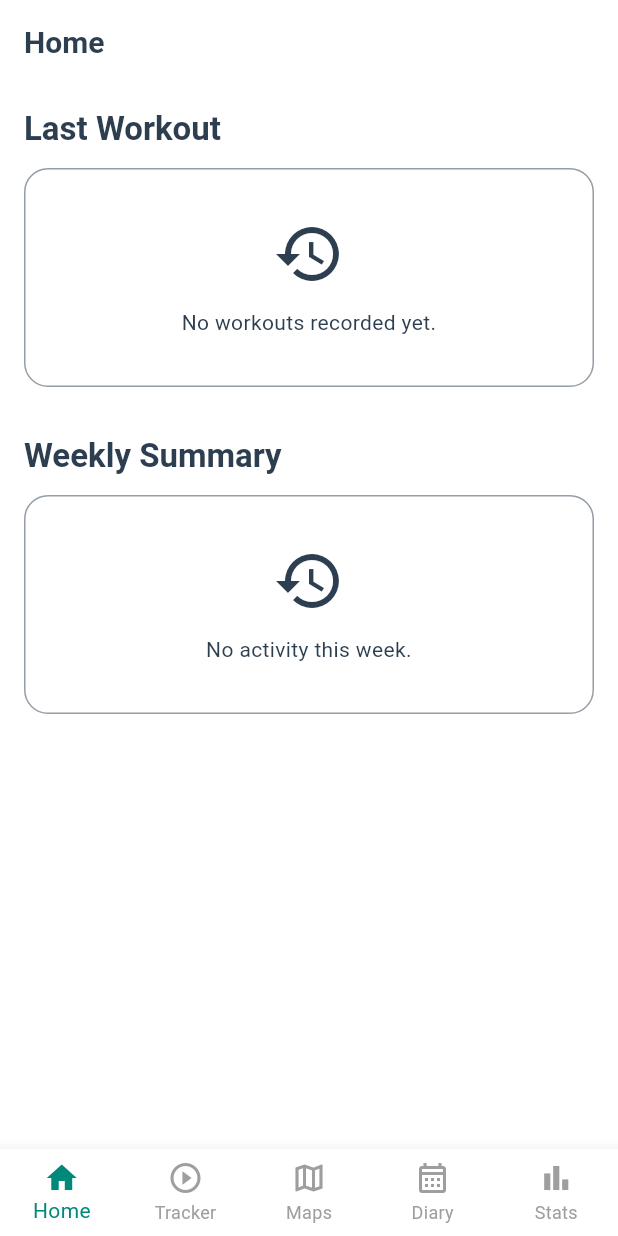
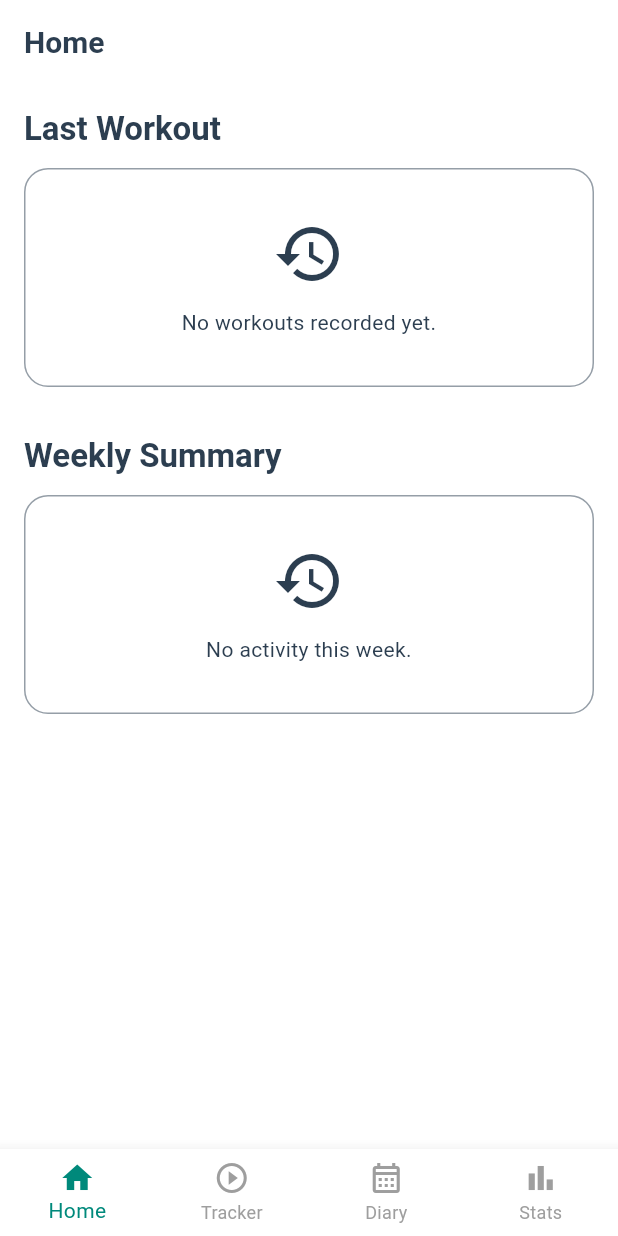
Before and after one commit to PeteMadCoder/FitLog, a Flutter app: the screen it shows after launch, on a phone screen of 412 x 824 dp. Run offline on Flutter 3.47's test engine with Material 3 defaults, Android fonts, the phone set to English and light mode, and no system bars; our stand-ins replace fl_chart, flutter_map, flutter_riverpod, isar, latlong2, location and 2 more; accounts and stored records are empty; generated files the repository leaves out were written again.

Commit message:
Removed the maps page

```diff
--- a/fitlog_app/lib/app/main_navigation_shell.dart
+++ b/fitlog_app/lib/app/main_navigation_shell.dart
@@ -1,21 +1,19 @@
+import 'package:fitlog_app/features/home/views/home_screen.dart';
+import 'package:fitlog_app/features/tracking/views/tracker_screen.dart';
+import 'package:fitlog_app/features/diary/views/diary_screen.dart';
+import 'package:fitlog_app/features/analytics/views/stats_screen.dart';
 import 'package:flutter/material.dart';
 import 'package:flutter_riverpod/flutter_riverpod.dart';
 import 'app_providers.dart';
-import 'package:fitlog_app/features/home/views/home_screen.dart';
-import 'package:fitlog_app/features/tracking/views/tracker_screen.dart';
-import 'package:fitlog_app/features/heatmaps/views/maps_screen.dart';
-import 'package:fitlog_app/features/diary/views/diary_screen.dart';
-import 'package:fitlog_app/features/analytics/views/stats_screen.dart';
 
 /// The main application shell hosting the bottom navigation bar and
-/// orchestrating swaps between the five core features.
+/// orchestrating swaps between the four core features.
 class MainNavigationShell extends ConsumerWidget {
   const MainNavigationShell({super.key});
 
   static const List<Widget> _screens = [
     HomeScreen(),
     TrackerScreen(),
-    MapsScreen(),
     DiaryScreen(),
     StatsScreen(),
   ];
@@ -30,6 +28,7 @@ class MainNavigationShell extends ConsumerWidget {
         currentIndex: selectedIndex,
         onTap: (index) =>
             ref.read(navigationIndexProvider.notifier).setIndex(index),
+        type: BottomNavigationBarType.fixed,
         items: const [
           BottomNavigationBarItem(
             icon: Icon(Icons.home_outlined),
@@ -40,11 +39,6 @@ class MainNavigationShell extends ConsumerWidget {
             icon: Icon(Icons.play_circle_outline),
             activeIcon: Icon(Icons.play_circle),
             label: 'Tracker',
-          ),
-          BottomNavigationBarItem(
-            icon: Icon(Icons.map_outlined),
-            activeIcon: Icon(Icons.map),
-            label: 'Maps',
           ),
           BottomNavigationBarItem(
             icon: Icon(Icons.calendar_month_outlined),
--- a/fitlog_app/lib/features/heatmaps/views/maps_screen.dart
+++ /dev/null
@@ -1,16 +0,0 @@
-import 'package:flutter/material.dart';
-
-/// Placeholder screen for Maps and Discovery.
-class MapsScreen extends StatelessWidget {
-  const MapsScreen({super.key});
-
-  @override
-  Widget build(BuildContext context) {
-    return Scaffold(
-      appBar: AppBar(title: const Text('Maps')),
-      body: const Center(
-        child: Text('Maps and Routes Screen', style: TextStyle(fontSize: 18)),
-      ),
-    );
-  }
-}
```
Also changed, not shown: 2 other files.
